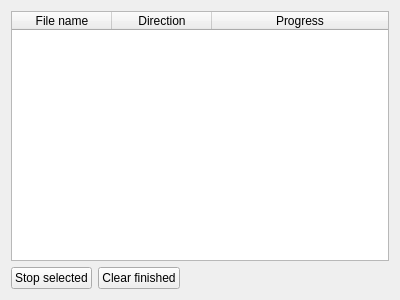
WST/acid-pc, file ui/transfermanagerwidget.ui: the form before one commit.
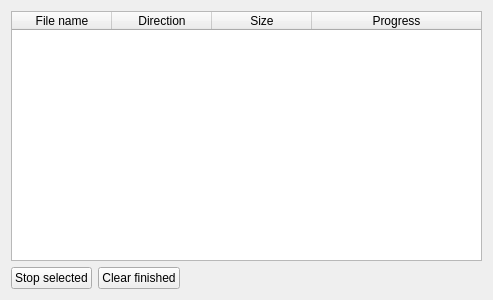
The form after the commit. Icons and pictures are not drawn.

```diff
--- a/ui/transfermanagerwidget.ui
+++ b/ui/transfermanagerwidget.ui
@@ -6,7 +6,7 @@
    <rect>
     <x>0</x>
     <y>0</y>
-    <width>400</width>
+    <width>493</width>
     <height>300</height>
    </rect>
   </property>
@@ -41,6 +41,11 @@
        <string>Direction</string>
       </property>
      </column>
+     <column>
+      <property name="text">
+       <string>Size</string>
+      </property>
+     </column>
      <column>
       <property name="text">
        <string>Progress</string>
```
Left out of the diff: 6 changed lines with no effect on the pictures.
